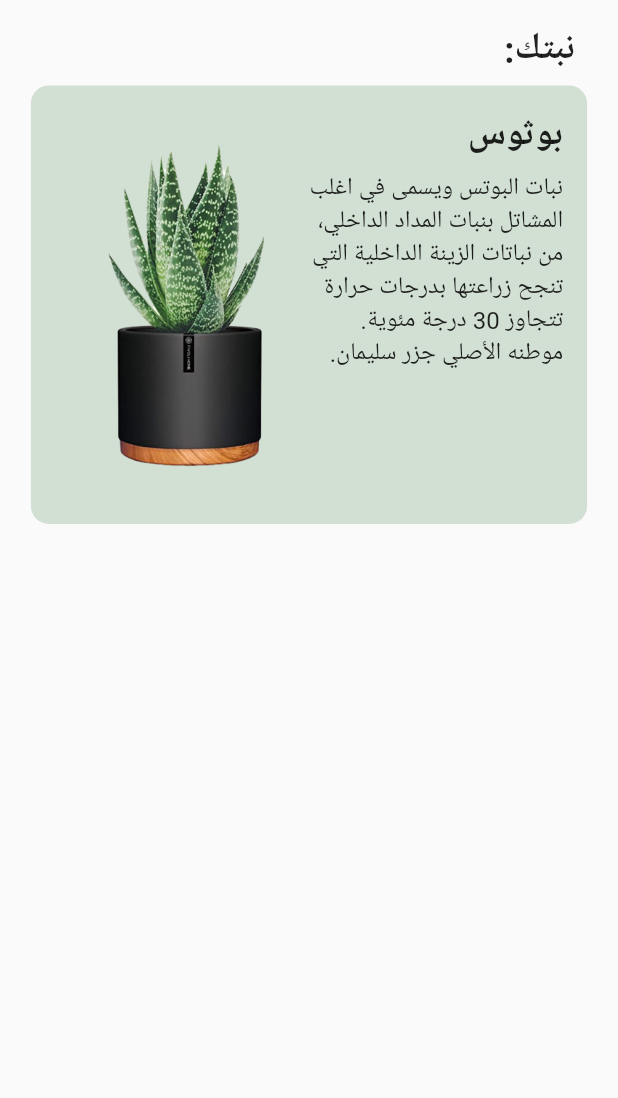
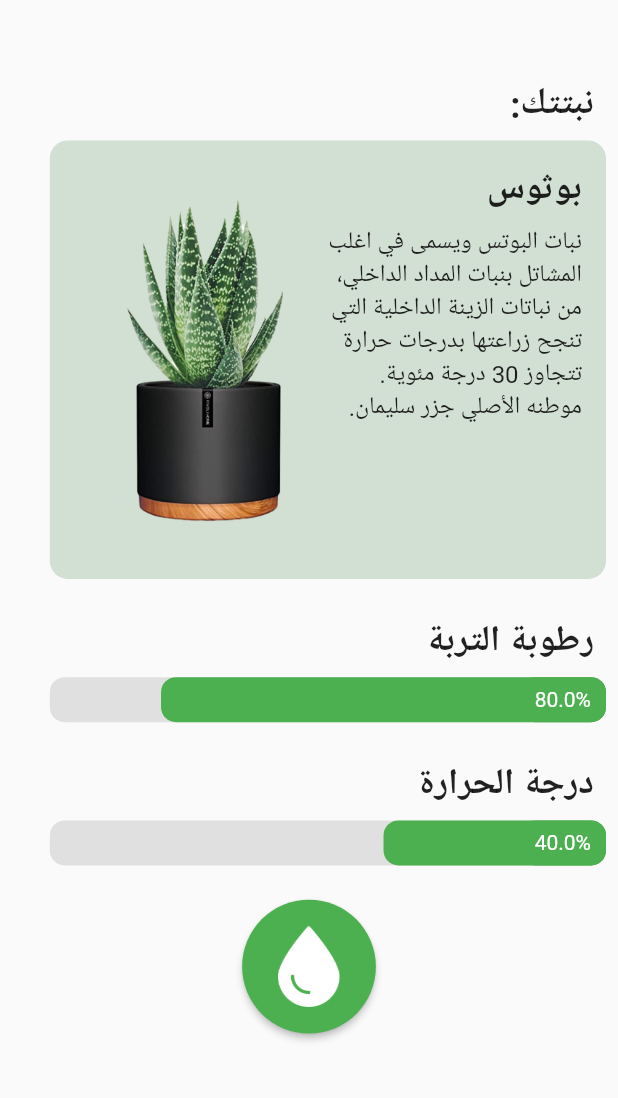
Before and after one commit to Hadi-Alsinan/winners_book_hackathon, a Flutter app: the HomePage screen opened directly, on a phone screen of 412 x 824 dp, the part 138-1236 px from its top. Run offline on Flutter 3.47's test engine with Material 2 defaults, Android fonts, the phone set to English and light mode, and no system bars; our stand-ins replace google_fonts.

Commit message:
Add WaterDrop widget and ProgressBar widget to HomePage

```diff
--- a/lib/HomePage/Screens/HomePage.dart
+++ b/lib/HomePage/Screens/HomePage.dart
@@ -1,6 +1,8 @@
 import 'package:flutter/material.dart';
 import 'package:google_fonts/google_fonts.dart';
 import 'package:winners_book_hackathon/HomePage/Widgets/Plantcard.dart';
+import 'package:winners_book_hackathon/HomePage/Widgets/ProgressBar.dart';
+import 'package:winners_book_hackathon/HomePage/Widgets/WaterDrop.dart';
 
 class HomePage extends StatefulWidget {
   const HomePage({super.key});
@@ -37,17 +39,19 @@ class _HomePageState extends State<HomePage> {
           ),
         ),
       ),
-      body: Center(
-        child: Directionality(
-          textDirection: TextDirection.rtl,
+      body: Directionality(
+        textDirection: TextDirection.rtl,
+        child: Padding(
+          padding: const EdgeInsets.all(8.0),
           child: Column(
             crossAxisAlignment:
-                CrossAxisAlignment.start, // Align text to the right
+                CrossAxisAlignment.start,
+                mainAxisAlignment: MainAxisAlignment.center, // Align text to the right
             children: [
               Padding(
                 padding: const EdgeInsets.all(8.0),
                 child: Text(
-                  'نبتك:',
+                  'نبتتك:',
                   style: GoogleFonts.readexPro(
                     fontSize: 24.0,
                     fontWeight: FontWeight.bold,
@@ -60,7 +64,38 @@ class _HomePageState extends State<HomePage> {
                     'نبات البوتس ويسمى في اغلب المشاتل بنبات المداد الداخلي، من نباتات الزينة الداخلية التي تنجح زراعتها بدرجات حرارة تتجاوز 30 درجة مئوية. موطنه الأصلي جزر سليمان.',
                 plantImage: AssetImage('assets/Plants/Plant-1.png'),
               ),
-              // Add more widgets or plant cards as needed
+              SizedBox(height: MediaQuery.of(context).size.height * 0.02),
+              Padding(
+                padding: const EdgeInsets.all(8.0),
+                child: Text(
+                  'رطوبة التربة',
+                  style: GoogleFonts.readexPro(
+                    fontSize: 24.0,
+                    fontWeight: FontWeight.bold,
+                  ),
+                ),
+              ),
+              CustomProgressBar(
+                percentage: 80,
+                barWidth: MediaQuery.of(context).size.width * 0.9,
+              ),
+              SizedBox(height: MediaQuery.of(context).size.height * 0.02),
+              Padding(
+                padding: const EdgeInsets.all(8.0),
+                child: Text(
+                  'درجة الحرارة',
+                  style: GoogleFonts.readexPro(
+                    fontSize: 24.0,
+                    fontWeight: FontWeight.bold,
+                  ),
+                ),
+              ),
+              CustomProgressBar(
+                percentage: 40,
+                barWidth: MediaQuery.of(context).size.width * 0.9,
+              ),
+              SizedBox(height: MediaQuery.of(context).size.height * 0.02),
+              Center(child: WaterDropButton()),
             ],
           ),
         ),
--- a/lib/HomePage/Widgets/ProgressBar.dart
+++ b/lib/HomePage/Widgets/ProgressBar.dart
@@ -2,9 +2,11 @@ import 'package:flutter/material.dart';
 
 class CustomProgressBar extends StatelessWidget {
   final double percentage;
-  final double barWidth = 200.0; // Width of the progress bar
+  final double barWidth;
 
-  CustomProgressBar({Key? key, required this.percentage}) : super(key: key);
+  CustomProgressBar(
+      {Key? key, required this.percentage, required this.barWidth})
+      : super(key: key);
 
   @override
   Widget build(BuildContext context) {
@@ -13,24 +15,27 @@ class CustomProgressBar extends StatelessWidget {
       children: [
         Container(
           width: barWidth,
-          height: 20,
+          height: 30, // Updated height to 30
           decoration: BoxDecoration(
             color: Colors.grey[300],
-            borderRadius: BorderRadius.circular(10),
-          ),
-        ),
-        Container(
-          width: (percentage / 100) * barWidth,
-          height: 20,
-          decoration: BoxDecoration(
-            color: Colors.green,
             borderRadius: BorderRadius.circular(10),
           ),
         ),
         Positioned(
           right: 0,
           child: Container(
-            padding: EdgeInsets.symmetric(horizontal: 8, vertical: 2),
+            width: (percentage / 100) * barWidth,
+            height: 30, // Updated height to 30
+            decoration: BoxDecoration(
+              color: Colors.green,
+              borderRadius: BorderRadius.circular(10),
+            ),
+          ),
+        ),
+        Positioned(
+          right: 0,
+          child: Container(
+            padding: EdgeInsets.symmetric(horizontal: 10, vertical: 7),
             decoration: BoxDecoration(
               color: Colors.green,
               borderRadius: BorderRadius.circular(10),
--- /dev/null
+++ b/lib/HomePage/Widgets/WaterDrop.dart
@@ -0,0 +1,25 @@
+import 'package:flutter/material.dart';
+
+class WaterDropButton extends StatelessWidget {
+  @override
+  Widget build(BuildContext context) {
+    return Column(
+      mainAxisSize: MainAxisSize.min,
+      children: [
+        ElevatedButton(
+          style: ElevatedButton.styleFrom(
+            shape: CircleBorder(),
+            padding: EdgeInsets.all(24),
+            primary: Colors.green, // Button color
+            onPrimary: Colors.white, // Text color
+          ),
+          onPressed: () {
+            // Handle button press
+          },
+          child: Image.asset('assets/Icons/WaterDrop.png',
+          width: MediaQuery.of(context).size.width * 0.1,), // Icon inside button
+        ),
+      ],
+    );
+  }
+}
--- a/pubspec.yaml
+++ b/pubspec.yaml
@@ -63,6 +63,7 @@ flutter:
   assets:
     - assets/Logo/
     - assets/Plants/
+    - assets/Icons/
 
   # An image asset can refer to one or more resolution-specific "variants", see
   # https://flutter.dev/assets-and-images/#resolution-aware
```
Also changed, not shown: assets/Icons/WaterDrop.png (added).
